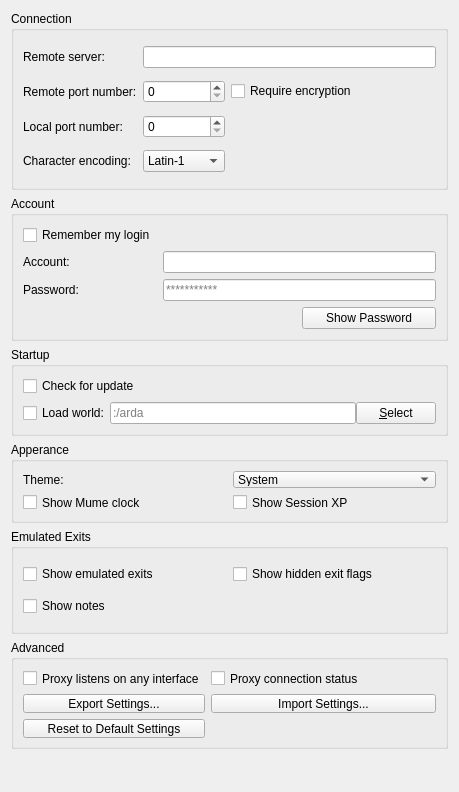
This is src/preferences/generalpage.ui in MUME/MMapper as Qt 5 draws it before an edit. The edited form follows.
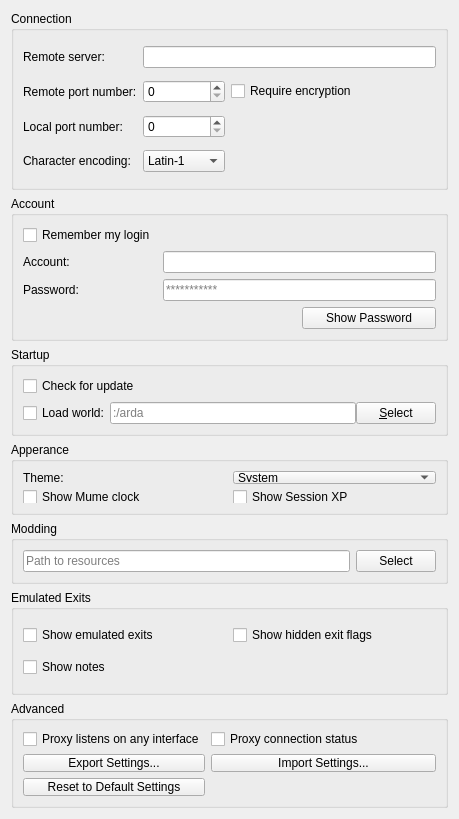
This is the edited form.

Commit message: move modding from graphics to general preferences page

Patch:
```diff
--- a/src/preferences/generalpage.ui
+++ b/src/preferences/generalpage.ui
@@ -349,6 +349,29 @@
      </layout>
     </widget>
    </item>
+   <item>
+    <widget class="QGroupBox" name="groupBox_modding">
+     <property name="title">
+      <string>Modding</string>
+     </property>
+     <layout class="QHBoxLayout" name="horizontalLayout_modding">
+      <item>
+       <widget class="QLineEdit" name="resourceLineEdit">
+        <property name="placeholderText">
+         <string>Path to resources</string>
+        </property>
+       </widget>
+      </item>
+      <item>
+       <widget class="QPushButton" name="resourcePushButton">
+        <property name="text">
+         <string>Select</string>
+        </property>
+       </widget>
+      </item>
+     </layout>
+    </widget>
+   </item>
    <item>
     <widget class="QGroupBox" name="groupBox_exits">
      <property name="minimumSize">
```
Left out of the diff: 2 changed lines with no effect on the pictures. The commit also changes 3 other files.
